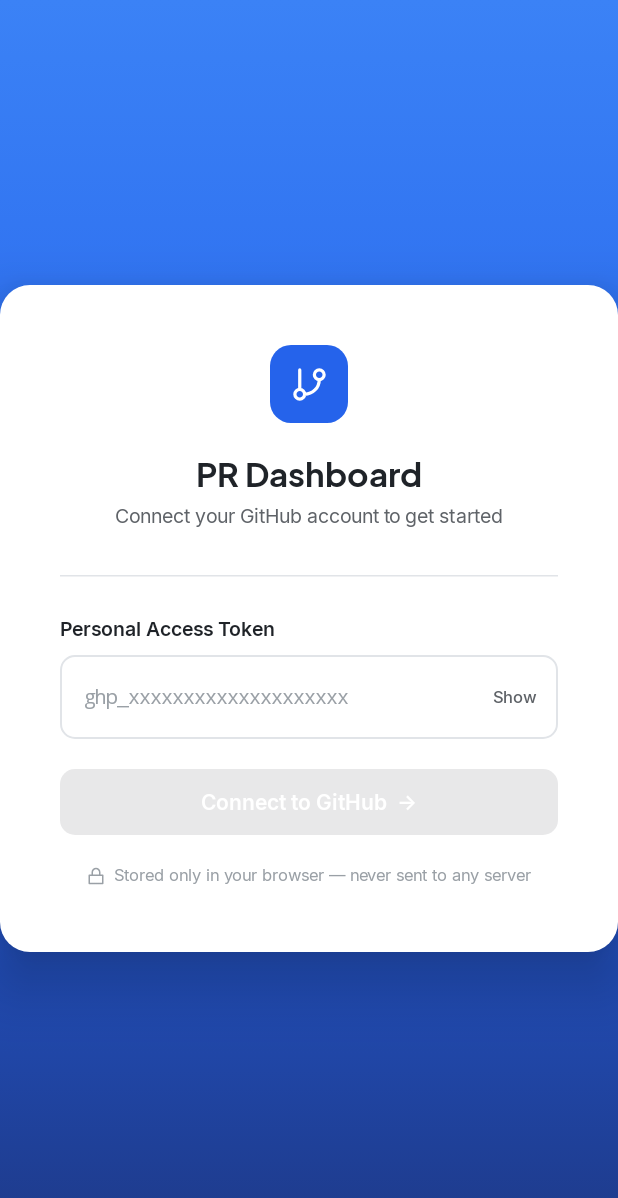
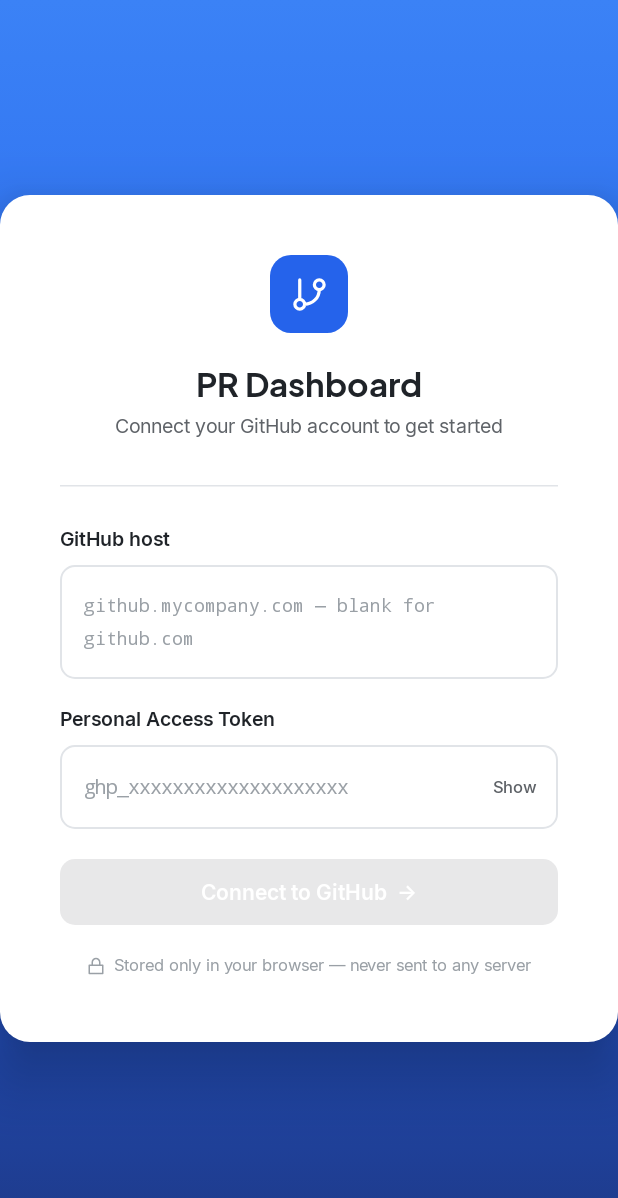
Before and after one commit to Abhi22-github/MultiRepoDashboard, an Android app built with Jetpack Compose: the screen it shows after launch (MainActivity), on a phone screen of 412 x 824 dp. Shown: the top 1198 px of the screen. Run offline under Robolectric (Android 15) with nearby library versions, the phone set to English and light mode, and no system bars; our stand-ins replace Compose Multiplatform resources.

Commit message:
new addition

```diff
--- a/shared/src/androidMain/kotlin/com/example/repodashboard/storage/LocalStorageManager.kt
+++ b/shared/src/androidMain/kotlin/com/example/repodashboard/storage/LocalStorageManager.kt
@@ -17,4 +17,6 @@ actual object LocalStorageManager {
     actual fun getDarkMode(): Boolean = false
     actual fun savePinned(names: Set<String>) {}
     actual fun getPinned(): Set<String> = emptySet()
+    actual fun saveApiBase(apiBase: String) {}
+    actual fun getApiBase(): String? = null
 }
--- a/shared/src/commonMain/kotlin/com/example/repodashboard/GreetingUtil.kt
+++ /dev/null
@@ -1,4 +0,0 @@
-package com.example.repodashboard
-
-fun sayHello(to: String): String =
-    "Hello, $to!"
--- a/shared/src/commonMain/kotlin/com/example/repodashboard/storage/LocalStorageManager.kt
+++ b/shared/src/commonMain/kotlin/com/example/repodashboard/storage/LocalStorageManager.kt
@@ -17,4 +17,6 @@ expect object LocalStorageManager {
     fun getDarkMode(): Boolean
     fun savePinned(names: Set<String>)
     fun getPinned(): Set<String>
+    fun saveApiBase(apiBase: String)
+    fun getApiBase(): String?
 }
--- a/shared/src/commonMain/kotlin/com/example/repodashboard/ui/screens/TokenInputScreen.kt
+++ b/shared/src/commonMain/kotlin/com/example/repodashboard/ui/screens/TokenInputScreen.kt
@@ -23,7 +23,7 @@ import com.example.repodashboard.ui.theme.LocalDisplayFont
 
 @Composable
 fun TokenInputScreen(
-    onTokenSaved: (String) -> Unit,
+    onTokenSaved: (String, String) -> Unit,
     isLoading: Boolean = false,
     error: String? = null
 ) {
@@ -32,6 +32,7 @@ fun TokenInputScreen(
     val display = LocalDisplayFont.current
 
     var token     by remember { mutableStateOf("") }
+    var host      by remember { mutableStateOf("") }
     var showToken by remember { mutableStateOf(false) }
 
     Box(
@@ -62,6 +63,22 @@ fun TokenInputScreen(
 
             Spacer(Modifier.height(28.dp)); HorizontalDivider(color = c.Border); Spacer(Modifier.height(24.dp))
 
+            Column(Modifier.fillMaxWidth(), verticalArrangement = Arrangement.spacedBy(6.dp)) {
+                Text("GitHub host", fontFamily = body, fontWeight = FontWeight.SemiBold, fontSize = 13.sp, color = c.TextPrimary)
+                OutlinedTextField(
+                    value = host, onValueChange = { host = it },
+                    placeholder = { Text("github.mycompany.com — blank for github.com", fontFamily = Mono, fontSize = 12.sp, color = c.TextMuted) },
+                    modifier = Modifier.fillMaxWidth(), enabled = !isLoading, singleLine = true,
+                    shape = RoundedCornerShape(10.dp),
+                    colors = OutlinedTextFieldDefaults.colors(
+                        focusedBorderColor = c.Primary, unfocusedBorderColor = c.Border,
+                        focusedContainerColor = c.Surface, unfocusedContainerColor = c.Surface,
+                        focusedTextColor = c.TextPrimary, unfocusedTextColor = c.TextPrimary
+                    ),
+                    textStyle = androidx.compose.ui.text.TextStyle(fontFamily = Mono, fontSize = 14.sp)
+                )
+            }
+            Spacer(Modifier.height(16.dp))
             Column(Modifier.fillMaxWidth(), verticalArrangement = Arrangement.spacedBy(6.dp)) {
                 Text("Personal Access Token", fontFamily = body, fontWeight = FontWeight.SemiBold, fontSize = 13.sp, color = c.TextPrimary)
                 OutlinedTextField(
@@ -97,7 +114,7 @@ fun TokenInputScreen(
 
             Spacer(Modifier.height(20.dp))
             Button(
-                onClick = { if (token.isNotBlank()) onTokenSaved(token.trim()) },
+                onClick = { if (token.isNotBlank()) onTokenSaved(token.trim(), host.trim()) },
                 enabled = token.isNotBlank() && !isLoading,
                 modifier = Modifier.fillMaxWidth().height(44.dp), shape = RoundedCornerShape(10.dp),
                 colors = ButtonDefaults.buttonColors(containerColor = c.Primary)
```
Also changed, not shown: shared/src/commonMain/kotlin/com/example/repodashboard/App.kt (+26 -6 lines), shared/src/commonMain/kotlin/com/example/repodashboard/Greeting.kt (deleted, +0 -9 lines), shared/src/commonMain/kotlin/com/example/repodashboard/github/GitHubClient.kt (+56 -9 lines), 2 other files.
